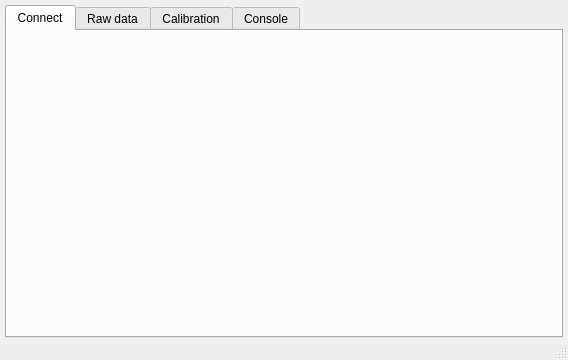
Old version of the form tinyos-2.x/trunk/support/cpp/TestShimmer/src/MainWindow.ui in the repository baharev/szte-wsn-code.
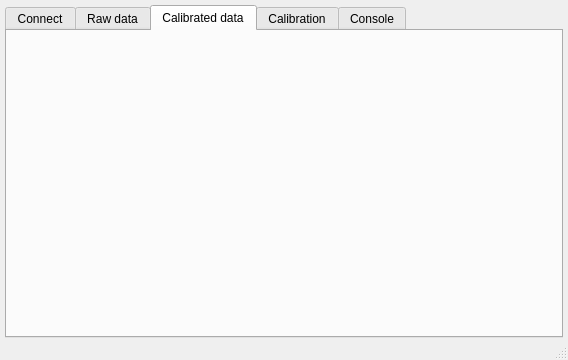
New version of the form. Icons and pictures are not drawn.

Commit message: TNT-JAMA - for testshimmer calibration LinearEquations class for solving linearEquations with SVD new Calibrated Data tab for plotting

Patch:
```diff
--- a/tinyos-2.x/trunk/support/cpp/TestShimmer/src/MainWindow.ui
+++ b/tinyos-2.x/trunk/support/cpp/TestShimmer/src/MainWindow.ui
@@ -35,7 +35,7 @@
     <item>
      <widget class="QTabWidget" name="tabWidget">
       <property name="currentIndex">
-       <number>0</number>
+       <number>2</number>
       </property>
       <widget class="QWidget" name="connectTab">
        <attribute name="title">
@@ -60,6 +60,12 @@
         </property>
        </layout>
       </widget>
+      <widget class="QWidget" name="calibratedTab">
+       <attribute name="title">
+        <string>Calibrated data</string>
+       </attribute>
+       <layout class="QVBoxLayout" name="verticalLayout_6"/>
+      </widget>
       <widget class="QWidget" name="calibrationTab">
        <attribute name="title">
         <string>Calibration</string>
```
The commit also changes 81 other files.
